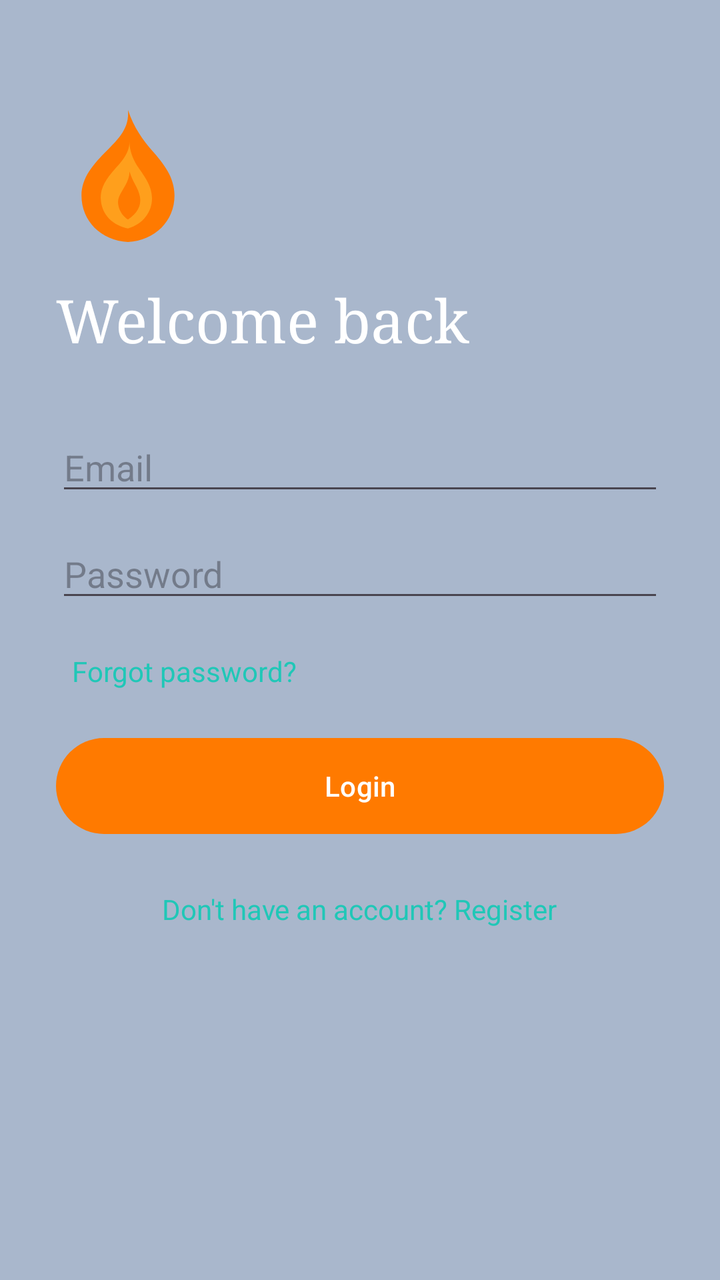
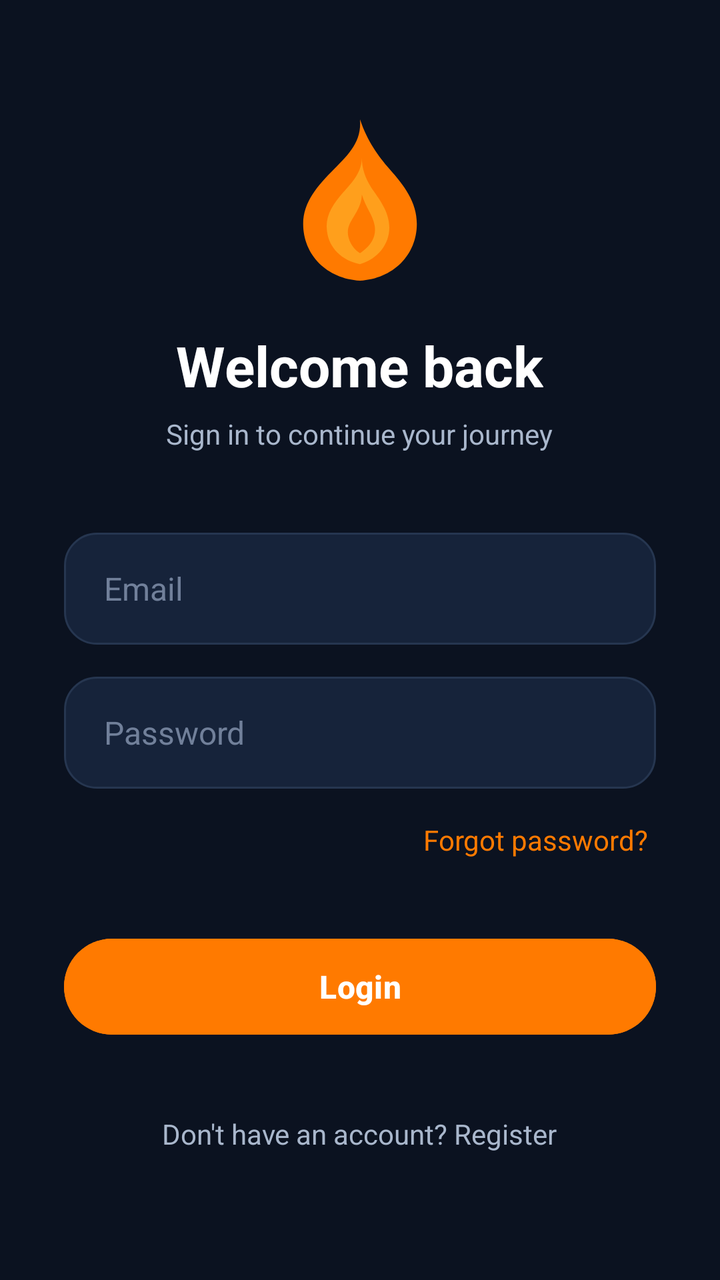

An Android layout rendered at two revisions. The XML below is the earlier revision; the diff shows what the commit changed to produce the second picture.
<!-- AndroidManifest.xml: application theme Theme.Streakly -->
<!-- res/layout/activity_login.xml -->
<?xml version="1.0" encoding="utf-8"?>
<ScrollView xmlns:android="http://schemas.android.com/apk/res/android"
    android:layout_width="match_parent" android:layout_height="match_parent"
    android:background="@color/sand_050"
    android:fillViewport="true">

    <LinearLayout
        android:layout_width="match_parent" android:layout_height="wrap_content"
        android:orientation="vertical"
        android:padding="28dp">

        <ImageView
            android:layout_width="72dp" android:layout_height="72dp"
            android:src="@drawable/ic_flame_logo"
            android:layout_marginTop="24dp" />

        <TextView
            android:layout_width="wrap_content" android:layout_height="wrap_content"
            android:text="@string/welcome_back"
            android:textSize="30sp"
            android:textColor="@color/text_primary"
            android:fontFamily="serif"
            android:layout_marginTop="16dp" />

        <EditText
            android:id="@+id/etEmail"
            android:layout_width="match_parent" android:layout_height="wrap_content"
            android:hint="@string/email_hint"
            android:inputType="textEmailAddress"
            android:layout_marginTop="32dp" />

        <EditText
            android:id="@+id/etPassword"
            android:layout_width="match_parent" android:layout_height="wrap_content"
            android:hint="@string/password_hint"
            android:inputType="textPassword"
            android:layout_marginTop="12dp" />

        <TextView
            android:id="@+id/tvError"
            android:layout_width="match_parent" android:layout_height="wrap_content"
            android:textColor="@color/error"
            android:textSize="13sp"
            android:layout_marginTop="8dp"
            android:visibility="gone" />

        <TextView
            android:id="@+id/tvForgot"
            android:layout_width="wrap_content" android:layout_height="wrap_content"
            android:text="@string/forgot_password"
            android:textColor="@color/streakly_teal"
            android:layout_marginTop="12dp"
            android:padding="8dp" />

        <Button
            android:id="@+id/btnLogin"
            android:layout_width="match_parent" android:layout_height="wrap_content"
            android:layout_marginTop="16dp"
            android:text="@string/login"
            android:background="@drawable/bg_button_flame"
            android:textColor="@color/text_on_flame"
            android:textAllCaps="false" />

        <TextView
            android:id="@+id/tvGoRegister"
            android:layout_width="wrap_content" android:layout_height="wrap_content"
            android:layout_gravity="center_horizontal"
            android:text="@string/no_account"
            android:textColor="@color/streakly_teal"
            android:layout_marginTop="20dp"
            android:padding="8dp" />
    </LinearLayout>
</ScrollView>
<!-- resources referenced by this layout -->
<resources>
  <color name="error">#FF5C5C</color>
  <color name="sand_050">#A9B7CC</color>
  <color name="streakly_teal">#20C7B7</color>
  <color name="text_on_flame">#FFFFFF</color>
  <color name="text_primary">#FFFFFF</color>
  <!-- drawable bg_button_flame (drawable) -->
  <?xml version="1.0" encoding="utf-8"?>
  <shape xmlns:android="http://schemas.android.com/apk/res/android" android:shape="rectangle">
      <solid android:color="@color/flame_500" />
      <corners android:radius="999dp" />
  </shape>
  <string name="email_hint">Email</string>
  <string name="forgot_password">Forgot password?</string>
  <string name="login">Login</string>
  <string name="no_account">Don\'t have an account? Register</string>
  <string name="password_hint">Password</string>
  <string name="welcome_back">Welcome back</string>
  <style name="Theme.Streakly" parent="Base.Theme.Streakly" />
  <color name="flame_500">#FF7A00</color>
  <color name="streakly_orange_light">#FF9F1C</color>
  <style name="Base.Theme.Streakly" parent="Theme.Material3.DayNight.NoActionBar">
          
          <item name="colorPrimary">@color/primary</item>
          <item name="colorOnPrimary">@color/white</item>
          <item name="colorPrimaryContainer">@color/primary_light</item>
          <item name="colorOnPrimaryContainer">@color/background_primary</item>
  
          <item name="colorSecondary">@color/accent</item>
          <item name="colorOnSecondary">@color/white</item>
  
          <item name="colorSurface">@color/surface_card</item>
          <item name="colorOnSurface">@color/text_primary</item>
          <item name="colorSurfaceVariant">@color/background_secondary</item>
          <item name="colorOnSurfaceVariant">@color/text_secondary</item>
  
          <item name="android:windowBackground">@color/background_primary</item>
          <item name="android:statusBarColor">@color/background_primary</item>
          <item name="android:navigationBarColor">@color/background_secondary</item>
  
          
          <item name="textAppearanceTitleLarge">@style/TextAppearance.Streakly.Title</item>
      </style>
  <color name="primary">#FF7A00</color>
  <color name="white">#FFFFFF</color>
  <color name="primary_light">#FF9F1C</color>
  <color name="background_primary">#0B1220</color>
  <color name="accent">#20C7B7</color>
  <color name="surface_card">#16233A</color>
  <color name="background_secondary">#111B2E</color>
  <color name="text_secondary">#A9B7CC</color>
  <style name="TextAppearance.Streakly.Title" parent="TextAppearance.Material3.TitleLarge">
          <item name="android:textColor">@color/text_primary</item>
          <item name="android:textStyle">bold</item>
      </style>
  <!-- unchanged entries left out for length: 1 -->
</resources>

<!-- the commit's change to res/layout/activity_login.xml (unified diff, before → after) -->
@@ -1,73 +1,95 @@
 <?xml version="1.0" encoding="utf-8"?>
 <ScrollView xmlns:android="http://schemas.android.com/apk/res/android"
     android:layout_width="match_parent" android:layout_height="match_parent"
-    android:background="@color/sand_050"
+    android:background="@color/background_primary"
     android:fillViewport="true">
 
     <LinearLayout
         android:layout_width="match_parent" android:layout_height="wrap_content"
         android:orientation="vertical"
-        android:padding="28dp">
+        android:padding="32dp"
+        android:gravity="center_horizontal">
 
         <ImageView
-            android:layout_width="72dp" android:layout_height="72dp"
+            android:layout_width="88dp" android:layout_height="88dp"
             android:src="@drawable/ic_flame_logo"
             android:layout_marginTop="24dp" />
 
         <TextView
             android:layout_width="wrap_content" android:layout_height="wrap_content"
             android:text="@string/welcome_back"
-            android:textSize="30sp"
+            android:textSize="28sp"
             android:textColor="@color/text_primary"
-            android:fontFamily="serif"
-            android:layout_marginTop="16dp" />
+            android:textStyle="bold"
+            android:layout_marginTop="20dp" />
+
+        <TextView
+            android:layout_width="wrap_content" android:layout_height="wrap_content"
+            android:text="Sign in to continue your journey"
+            android:textSize="14sp"
+            android:textColor="@color/text_secondary"
+            android:layout_marginTop="6dp"
+            android:layout_marginBottom="28dp" />
 
         <EditText
             android:id="@+id/etEmail"
-            android:layout_width="match_parent" android:layout_height="wrap_content"
+            android:layout_width="match_parent" android:layout_height="56dp"
             android:hint="@string/email_hint"
             android:inputType="textEmailAddress"
-            android:layout_marginTop="32dp" />
+            android:background="@drawable/bg_input"
+            android:paddingHorizontal="20dp"
+            android:textColor="@color/text_primary"
+            android:textColorHint="@color/text_muted"
+            android:textSize="16sp"
+            android:layout_marginTop="12dp" />
 
         <EditText
             android:id="@+id/etPassword"
-            android:layout_width="match_parent" android:layout_height="wrap_content"
+            android:layout_width="match_parent" android:layout_height="56dp"
             android:hint="@string/password_hint"
             android:inputType="textPassword"
-            android:layout_marginTop="12dp" />
+            android:background="@drawable/bg_input"
+            android:paddingHorizontal="20dp"
+            android:textColor="@color/text_primary"
+            android:textColorHint="@color/text_muted"
+            android:textSize="16sp"
+            android:layout_marginTop="16dp" />
 
         <TextView
             android:id="@+id/tvError"
             android:layout_width="match_parent" android:layout_height="wrap_content"
             android:textColor="@color/error"
-            android:textSize="13sp"
+            android:textSize="14sp"
             android:layout_marginTop="8dp"
             android:visibility="gone" />
 
         <TextView
             android:id="@+id/tvForgot"
             android:layout_width="wrap_content" android:layout_height="wrap_content"
+            android:layout_gravity="end"
             android:text="@string/forgot_password"
-            android:textColor="@color/streakly_teal"
+            android:textColor="@color/primary"
+            android:textSize="14sp"
             android:layout_marginTop="12dp"
-            android:padding="8dp" />
+            android:padding="4dp" />
 
         <Button
             android:id="@+id/btnLogin"
-            android:layout_width="match_parent" android:layout_height="wrap_content"
-            android:layout_marginTop="16dp"
+            android:layout_width="match_parent" android:layout_height="56dp"
+            android:layout_marginTop="32dp"
             android:text="@string/login"
-            android:background="@drawable/bg_button_flame"
-            android:textColor="@color/text_on_flame"
+            android:backgroundTint="@color/primary"
+            android:textColor="@color/text_white"
+            android:textSize="16sp"
+            android:textStyle="bold"
             android:textAllCaps="false" />
 
         <TextView
             android:id="@+id/tvGoRegister"
             android:layout_width="wrap_content" android:layout_height="wrap_content"
-            android:layout_gravity="center_horizontal"
             android:text="@string/no_account"
-            android:textColor="@color/streakly_teal"
-            android:layout_marginTop="20dp"
+            android:textColor="@color/text_secondary"
+            android:layout_marginTop="28dp"
             android:padding="8dp" />
     </LinearLayout>
 </ScrollView>
<!-- resource entries referenced after the edit -->
@@ -1,16 +1,7 @@
 <!-- resources referenced by this layout -->
 <resources>
   <color name="error">#FF5C5C</color>
-  <color name="sand_050">#A9B7CC</color>
-  <color name="streakly_teal">#20C7B7</color>
-  <color name="text_on_flame">#FFFFFF</color>
   <color name="text_primary">#FFFFFF</color>
-  <!-- drawable bg_button_flame (drawable) -->
-  <?xml version="1.0" encoding="utf-8"?>
-  <shape xmlns:android="http://schemas.android.com/apk/res/android" android:shape="rectangle">
-      <solid android:color="@color/flame_500" />
-      <corners android:radius="999dp" />
-  </shape>
   <string name="email_hint">Email</string>
   <string name="forgot_password">Forgot password?</string>
   <string name="login">Login</string>
@@ -40,20 +31,51 @@
           <item name="android:navigationBarColor">@color/background_secondary</item>
   
           
+          <item name="bottomNavigationStyle">@style/Widget.Streakly.BottomNavigationView</item>
+  
+          
           <item name="textAppearanceTitleLarge">@style/TextAppearance.Streakly.Title</item>
       </style>
   <color name="primary">#FF7A00</color>
+  <color name="text_muted">#71809A</color>
   <color name="white">#FFFFFF</color>
   <color name="primary_light">#FF9F1C</color>
   <color name="background_primary">#0B1220</color>
   <color name="accent">#20C7B7</color>
   <color name="surface_card">#16233A</color>
+  <color name="divider">#263650</color>
   <color name="background_secondary">#111B2E</color>
+  <style name="Widget.Streakly.BottomNavigationView" parent="Widget.Material3.BottomNavigationView">
+          <item name="backgroundTint">@color/background_secondary</item>
+          <item name="itemIconTint">@color/selector_nav_items</item>
+          <item name="itemTextColor">@color/selector_nav_items</item>
+          <item name="itemRippleColor">@color/transparent</item>
+      </style>
   <color name="text_secondary">#A9B7CC</color>
+  <color name="text_white">#FFFFFF</color>
+  <!-- drawable bg_input (drawable) -->
+  <?xml version="1.0" encoding="utf-8"?>
+  <selector xmlns:android="http://schemas.android.com/apk/res/android">
+      <item android:state_focused="true">
+          <shape android:shape="rectangle">
+              <solid android:color="@color/surface_card" />
+              <stroke android:width="2dp" android:color="@color/primary" />
+              <corners android:radius="16dp" />
+          </shape>
+      </item>
+      <item>
+          <shape android:shape="rectangle">
+              <solid android:color="@color/surface_card" />
+              <stroke android:width="1dp" android:color="@color/divider" />
+              <corners android:radius="16dp" />
+          </shape>
+      </item>
+  </selector>
   <style name="TextAppearance.Streakly.Title" parent="TextAppearance.Material3.TitleLarge">
           <item name="android:textColor">@color/text_primary</item>
           <item name="android:textStyle">bold</item>
       </style>
+  <color name="transparent">#00000000</color>
   <!-- unchanged entries left out for length: 1 -->
 </resources>
 
